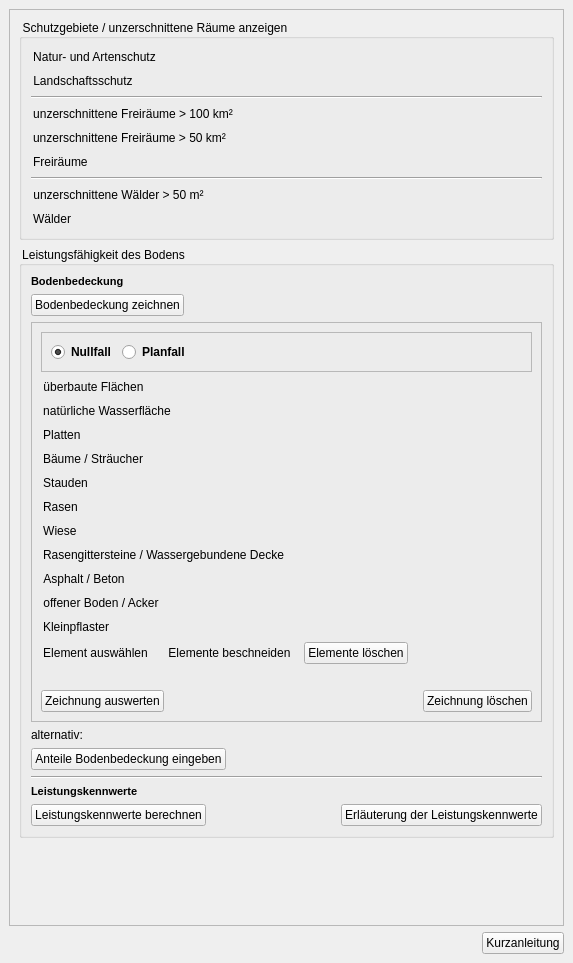
Old version of the form projektcheck/ui/ProjektCheck_dockwidget_analysis_04-Oeko.ui in the repository projektcheck/ProjektCheck-QGIS.
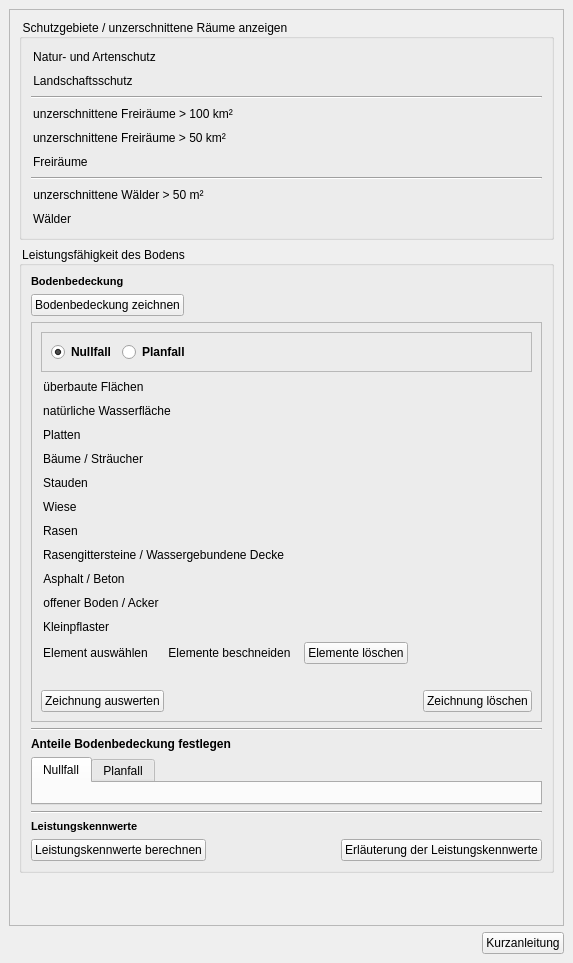
New version of the form. Icons and pictures are not drawn. Custom widgets are drawn as their Qt base class.

Commit message: ecology - show and set params

The edit to the form file:
```diff
--- a/projektcheck/ui/ProjektCheck_dockwidget_analysis_04-Oeko.ui
+++ b/projektcheck/ui/ProjektCheck_dockwidget_analysis_04-Oeko.ui
@@ -66,9 +66,9 @@
        <property name="geometry">
         <rect>
          <x>0</x>
-         <y>0</y>
+         <y>-45</y>
          <width>546</width>
-         <height>925</height>
+         <height>950</height>
         </rect>
        </property>
        <layout class="QVBoxLayout" name="verticalLayout_7">
@@ -681,42 +681,6 @@
                 </property>
                </widget>
               </item>
-              <item>
-               <widget class="QPushButton" name="draw_lawn_button">
-                <property name="sizePolicy">
-                 <sizepolicy hsizetype="Fixed" vsizetype="Fixed">
-                  <horstretch>0</horstretch>
-                  <verstretch>0</verstretch>
-                 </sizepolicy>
-                </property>
-                <property name="cursor">
-                 <cursorShape>PointingHandCursor</cursorShape>
-                </property>
-                <property name="text">
-                 <string>Rasen    </string>
-                </property>
-                <property name="icon">
-                 <iconset>
-                  <normaloff>../../images/iconset_mob/20190619_iconset_mob_lawn_1.png</normaloff>
-                  <normalon>../../images/iconset_mob/20190619_iconset_mob_lawn_2.png</normalon>../../images/iconset_mob/20190619_iconset_mob_lawn_1.png</iconset>
-                </property>
-                <property name="iconSize">
-                 <size>
-                  <width>24</width>
-                  <height>24</height>
-                 </size>
-                </property>
-                <property name="checkable">
-                 <bool>true</bool>
-                </property>
-                <property name="autoExclusive">
-                 <bool>true</bool>
-                </property>
-                <property name="flat">
-                 <bool>true</bool>
-                </property>
-               </widget>
-              </item>
               <item>
                <widget class="QPushButton" name="draw_meadow_button">
                 <property name="sizePolicy">
@@ -753,6 +717,42 @@
                 </property>
                </widget>
               </item>
+              <item>
+               <widget class="QPushButton" name="draw_lawn_button">
+                <property name="sizePolicy">
+                 <sizepolicy hsizetype="Fixed" vsizetype="Fixed">
+                  <horstretch>0</horstretch>
+                  <verstretch>0</verstretch>
+                 </sizepolicy>
+                </property>
+                <property name="cursor">
+                 <cursorShape>PointingHandCursor</cursorShape>
+                </property>
+                <property name="text">
+                 <string>Rasen    </string>
+                </property>
+                <property name="icon">
+                 <iconset>
+                  <normaloff>../../images/iconset_mob/20190619_iconset_mob_lawn_1.png</normaloff>
+                  <normalon>../../images/iconset_mob/20190619_iconset_mob_lawn_2.png</normalon>../../images/iconset_mob/20190619_iconset_mob_lawn_1.png</iconset>
+                </property>
+                <property name="iconSize">
+                 <size>
+                  <width>24</width>
+                  <height>24</height>
+                 </size>
+                </property>
+                <property name="checkable">
+                 <bool>true</bool>
+                </property>
+                <property name="autoExclusive">
+                 <bool>true</bool>
+                </property>
+                <property name="flat">
+                 <bool>true</bool>
+                </property>
+               </widget>
+              </item>
               <item>
                <widget class="QPushButton" name="draw_cover_button">
                 <property name="sizePolicy">
@@ -1121,34 +1121,43 @@
              </layout>
             </widget>
            </item>
+           <item>
+            <widget class="Line" name="line_6">
+             <property name="orientation">
+              <enum>Qt::Horizontal</enum>
+             </property>
+            </widget>
+           </item>
            <item>
             <widget class="QLabel" name="label_3">
+             <property name="font">
+              <font>
+               <weight>75</weight>
+               <bold>true</bold>
+              </font>
+             </property>
              <property name="text">
-              <string>alternativ:</string>
+              <string>Anteile Bodenbedeckung festlegen</string>
              </property>
             </widget>
            </item>
            <item>
-            <widget class="QPushButton" name="pushButton_6">
-             <property name="sizePolicy">
-              <sizepolicy hsizetype="Fixed" vsizetype="Fixed">
-               <horstretch>0</horstretch>
-               <verstretch>0</verstretch>
-              </sizepolicy>
+            <widget class="QTabWidget" name="tabWidget">
+             <property name="currentIndex">
+              <number>0</number>
              </property>
-             <property name="text">
-              <string>Anteile Bodenbedeckung eingeben</string>
-             </property>
-             <property name="icon">
-              <iconset>
-               <normaloff>../../images/iconset_mob/20190619_iconset_mob_specify_2.png</normaloff>../../images/iconset_mob/20190619_iconset_mob_specify_2.png</iconset>
-             </property>
-             <property name="iconSize">
-              <size>
-               <width>16</width>
-               <height>16</height>
-              </size>
-             </property>
+             <widget class="QWidget" name="param_nullfall_tab">
+              <attribute name="title">
+               <string>Nullfall</string>
+              </attribute>
+              <layout class="QVBoxLayout" name="verticalLayout_3"/>
+             </widget>
+             <widget class="QWidget" name="param_planfall_tab">
+              <attribute name="title">
+               <string>Planfall</string>
+              </attribute>
+              <layout class="QVBoxLayout" name="verticalLayout_6"/>
+             </widget>
             </widget>
            </item>
            <item>
```
The commit also changes 5 other files.
